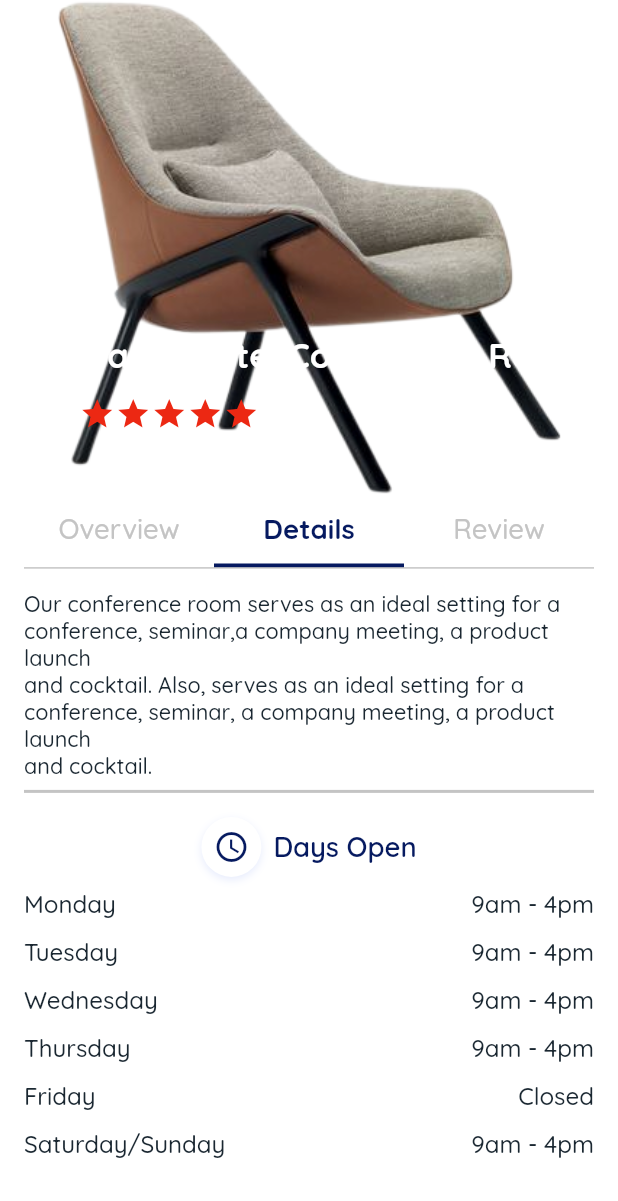
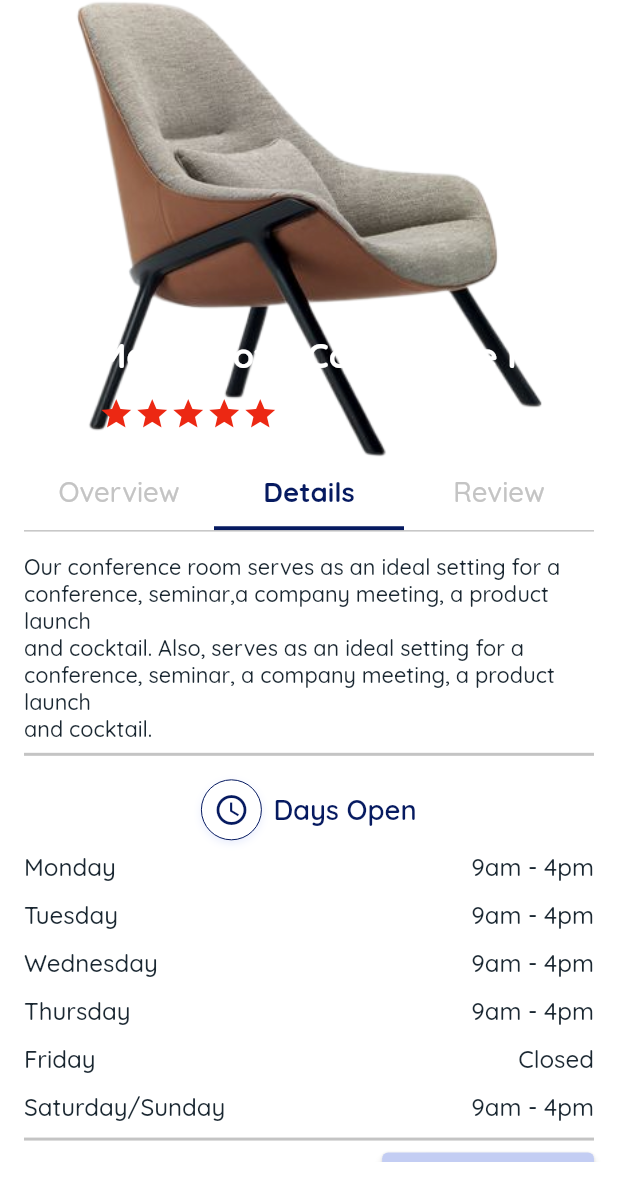
Before and after one commit to sobuur0/kumvent, a Flutter app: the EventCenterOverviewPage screen opened directly, on a phone screen of 412 x 824 dp. Shown: the top 1201 px of the screen. Run offline on Flutter 3.47's test engine with Material 2 defaults, Android fonts, the phone set to English and light mode, and no system bars; our stand-ins replace flutter_screenutil, google_fonts.

Commit message:
complete overview tabBarView

```diff
--- a/lib/constants/colours.dart
+++ b/lib/constants/colours.dart
@@ -20,11 +20,10 @@ const kCenterNotAvailableIndicatorColor = Color(0xFFFFD5D0);
 const kWhiteShadeColor = Color(0xFFF6F6F6);
 const kNotificationIconColor = Color(0XFF0D34BF);
 const kNotificationCheckText = Color(0XFF636262);
-
 const kcardBackgroundColor = Color(0XFF030336);
 const kGreyShadeColor = Color(0XFF87898B);
-
 const kFilterBottomSheetDividerColor = Color(0xFFB1C2FF);
 const kFilterBottomSheetLabelColor = Color(0xFF8F8F8F);
 const kProfileCardColor = Color(0xFFEDECEC);
 const kTabBarTitleColor = Color(0xFFC4C4C4);
+const kLightBlueColor = Color(0xFFA1B6FF);
--- a/lib/presentation/pages/event_center_overview_page.dart
+++ b/lib/presentation/pages/event_center_overview_page.dart
@@ -48,7 +48,7 @@ class _EventCenterOverviewPageState extends State<EventCenterOverviewPage>
         body: Column(
           children: [
             SizedBox(
-              height: size.height * 0.4,
+              height: size.height * 0.37,
               child: Stack(
                 children: [
                   Image.asset('images/event_center.png'),
@@ -137,7 +137,7 @@ class _EventCenterOverviewPageState extends State<EventCenterOverviewPage>
               endIndent: 16.0,
             ),
             SizedBox(
-              height: size.height * 0.48,
+              height: size.height * 0.51,
               child: TabBarView(
                 controller: _tabController,
                 physics: const NeverScrollableScrollPhysics(),
--- a/lib/presentation/pages/explore_page.dart
+++ b/lib/presentation/pages/explore_page.dart
@@ -78,6 +78,8 @@ class _ExplorePageState extends State<ExplorePage> {
                 width: 48.0,
                 color: kPrimaryColor,
                 borderRadius: 10.0,
+                borderColor: kPrimaryColor,
+                  borderWidth: 0.0,
               ),
             ],
           ),
--- a/lib/presentation/pages/sign_in_page.dart
+++ b/lib/presentation/pages/sign_in_page.dart
@@ -147,6 +147,8 @@ class _SignInPageState extends State<SignInPage> {
                 width: 56.0,
                 color: kIconContainerColor,
                 borderRadius: 10.0,
+                borderColor: kIconContainerColor,
+                borderWidth: 0.0,
                 onTap: () {},
                 child: const Icon(
                   Icons.apple,
@@ -158,6 +160,8 @@ class _SignInPageState extends State<SignInPage> {
                 width: 56.0,
                 color: kIconContainerColor,
                 borderRadius: 10.0,
+                borderColor: kIconContainerColor,
+                borderWidth: 0.0,
                 onTap: () {},
                 child: const Icon(
                   Icons.facebook,
@@ -170,6 +174,8 @@ class _SignInPageState extends State<SignInPage> {
                 width: 56.0,
                 color: kIconContainerColor,
                 borderRadius: 10.0,
+                borderColor: kIconContainerColor,
+                borderWidth: 0.0,
                 onTap: () {},
                 child: const Image(
                   image: AssetImage('images/google.png'),
--- a/lib/presentation/pages/sign_up_page.dart
+++ b/lib/presentation/pages/sign_up_page.dart
@@ -157,6 +157,8 @@ class _SignUpPageState extends State<SignUpPage> {
                   width: 56.0,
                   color: kIconContainerColor,
                   borderRadius: 10.0,
+                  borderColor: kIconContainerColor,
+                  borderWidth: 0.0,
                   onTap: () {},
                   child: const Icon(
                     Icons.apple,
@@ -168,6 +170,8 @@ class _SignUpPageState extends State<SignUpPage> {
                   width: 56.0,
                   color: kIconContainerColor,
                   borderRadius: 10.0,
+                  borderColor: kIconContainerColor,
+                  borderWidth: 0.0,
                   onTap: () {},
                   child: const Icon(
                     Icons.facebook,
@@ -180,6 +184,8 @@ class _SignUpPageState extends State<SignUpPage> {
                   width: 56.0,
                   color: kIconContainerColor,
                   borderRadius: 10.0,
+                  borderColor: kIconContainerColor,
+                  borderWidth: 0.0,
                   onTap: () {},
                   child: const Image(
                     image: AssetImage('images/google.png'),
--- a/lib/presentation/tab_bar_views/details_tab_bar_view.dart
+++ b/lib/presentation/tab_bar_views/details_tab_bar_view.dart
@@ -17,7 +17,7 @@ class _DetailsTabBarViewState extends State<DetailsTabBarView> {
   @override
   Widget build(BuildContext context) {
     return ListView(
-      padding: const EdgeInsets.fromLTRB(16.0, 15.0, 16.0, 0.0),
+      padding: const EdgeInsets.fromLTRB(16.0, 15.0, 16.0, 4.0),
       children: [
         Text(
           'Our conference room serves as an ideal setting for a\nconference, seminar,'
@@ -50,6 +50,8 @@ class _DetailsTabBarViewState extends State<DetailsTabBarView> {
               width: 40.0,
               color: Colors.white,
               borderRadius: 20.0,
+              borderColor: kPrimaryColor,
+              borderWidth: 0.0,
               boxShadow: [
                 BoxShadow(
                   blurRadius: 4.0,
@@ -84,8 +86,8 @@ class _DetailsTabBarViewState extends State<DetailsTabBarView> {
             Text(
               _eventCenterPrice,
               style: TextStyles.bold(
-                color: Colors.black,
-                fontSize: 18.0,
+                color: kNeutralColor,
+                fontSize: 20.0,
               ),
             ),
             ElevatedButton(
@@ -96,6 +98,12 @@ class _DetailsTabBarViewState extends State<DetailsTabBarView> {
                   color: kPrimaryColor,
                   fontSize: 16.0,
                 ),
+              ),
+              style: ElevatedButton.styleFrom(
+                padding: const EdgeInsets.symmetric(
+                    vertical: 14.0, horizontal: 26.0),
+                primary: const Color(0xFFC3CDF3),
+                fixedSize: const Size.fromHeight(48.0),
               ),
             ),
           ],
--- a/lib/presentation/widgets/icon_container.dart
+++ b/lib/presentation/widgets/icon_container.dart
@@ -8,6 +8,8 @@ class IconContainer extends StatelessWidget {
   final Color color;
   final double borderRadius;
   final List<BoxShadow>? boxShadow;
+  final Color borderColor;
+  final double borderWidth;
 
   const IconContainer({
     required this.child,
@@ -17,6 +19,8 @@ class IconContainer extends StatelessWidget {
     required this.color,
     required this.borderRadius,
     this.boxShadow,
+    required this.borderColor,
+    required this.borderWidth,
     Key? key,
   }) : super(key: key);
 
@@ -30,6 +34,10 @@ class IconContainer extends StatelessWidget {
         decoration: BoxDecoration(
           color: color,
           boxShadow: boxShadow,
+          border: Border.all(
+            color: borderColor,
+            width: borderWidth,
+          ),
           borderRadius: BorderRadius.circular(borderRadius),
         ),
         child: child,
```
Also changed, not shown: lib/presentation/tab_bar_views/overview_tab_bar_view.dart (+153 -1 lines).
